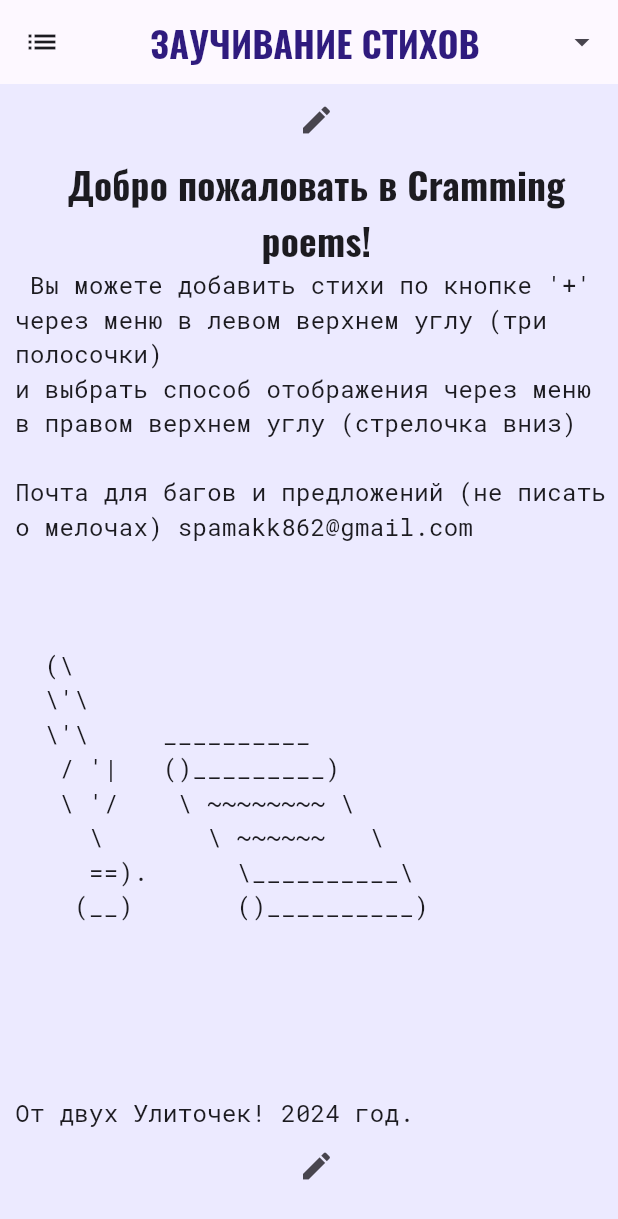
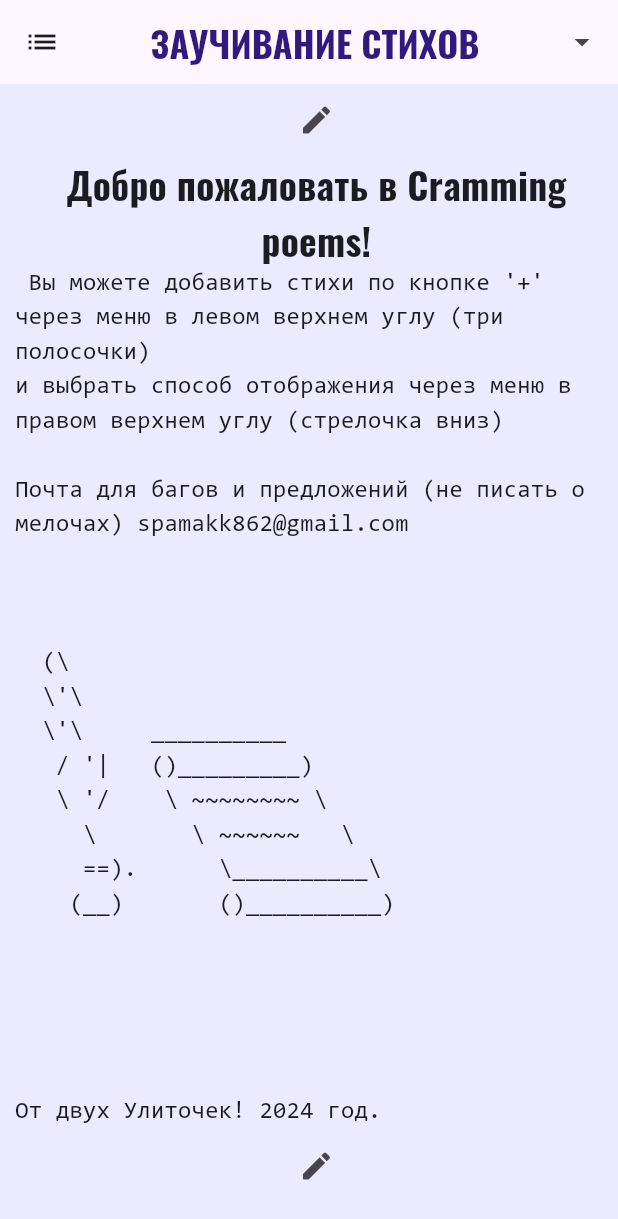
Before and after one commit to 2romanio005/cramming_poems, a Flutter app: the screen it shows after launch, on a phone screen of 412 x 824 dp. Shown: the top 1219 px of the screen. Run offline on Flutter 3.47's test engine with Material 3 defaults, Android fonts, the phone set to English and light mode, and no system bars.

Commit message:
add fonts

```diff
--- /dev/null
+++ b/fonts/oswald/COPYRIGHT.txt
@@ -0,0 +1 @@
+Copyright 2016 The Oswald Project Authors (https://github.com/googlefonts/OswaldFont)
--- a/lib/Decoration/styles.dart
+++ b/lib/Decoration/styles.dart
@@ -1,5 +1,5 @@
 import 'package:flutter/material.dart';
-import 'package:google_fonts/google_fonts.dart';
+// import 'package:google_fonts/google_fonts.dart';
 
 import 'package:cramming_poems/Decoration/colors.dart';
 
@@ -9,50 +9,47 @@ ThemeData mainTheme = ThemeData(
     brightness: Brightness.light,
   ),
   textTheme: TextTheme(
-    /// название окна
-    // headlineMedium: GoogleFonts.oswald(
-    //   color: ColorFont,
-    //   //fontSize: ,
-    //   fontWeight: FontWeight.bold,
-    // ),
-
     /// заголовок заголовков
-    titleLarge: GoogleFonts.oswald(
+    titleLarge: TextStyle(
+      fontFamily: "Oswald",
       color: ColorHeader,
       fontSize: 27,
       fontWeight: FontWeight.bold,
     ),
     /// заголовок стиха
-    titleMedium: GoogleFonts.oswald(
-      // rubikMonoOne
-      // quantico
+    titleMedium: TextStyle(
+      fontFamily: "Oswald",
       fontSize: 25,
       fontWeight: FontWeight.bold,
     ),
     /// заголовок стиха в менюшке
-    titleSmall: GoogleFonts.oswald(
+    titleSmall: TextStyle(
+      fontFamily: "Oswald",
       fontSize: 20,
       fontWeight: FontWeight.bold,
     ),
 
     /// осоновной текст стиха
-    bodyMedium: GoogleFonts.robotoMono(
-      // anonymousPro
+    bodyMedium: TextStyle(
+      fontFamily: "Consolas",
       fontSize: 16,
     ),
 
     /// заголовок всплывающих окон
-    labelLarge: GoogleFonts.oswald(
+    labelLarge: TextStyle(
+      fontFamily: "Oswald",
       color: ColorFont,
       fontSize: 25,
       fontWeight: FontWeight.bold,
     ),
     /// текс всплывающих окон
-    labelMedium: GoogleFonts.robotoMono(
+    labelMedium: TextStyle(
+      fontFamily: "Consolas",
       fontSize: 16,
     ),
     /// текст на кнопках
-    labelSmall: GoogleFonts.robotoMono(
+    labelSmall: TextStyle(
+      fontFamily: "Consolas",
       color: ColorFont,
       fontSize: 20,
     ),
```
Also changed, not shown: pubspec.yaml (+9 -1 lines), fonts/consolas/consolas.ttf (added), fonts/oswald/LICENSE.txt (added), fonts/oswald/oswald.ttf (added), pubspec.lock.
